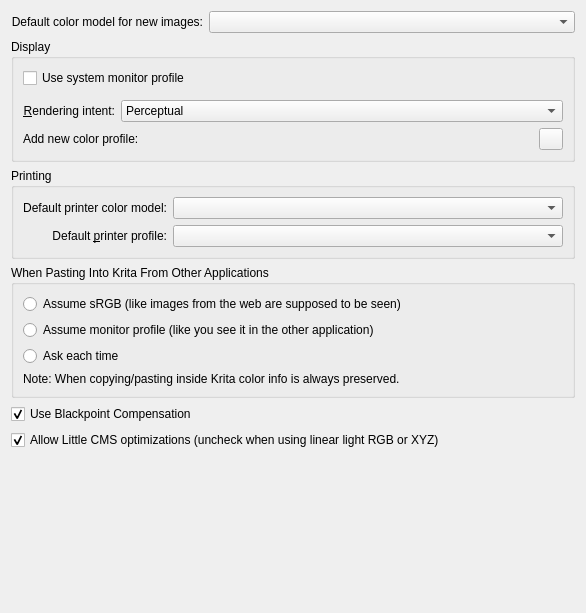
Above: libs/ui/forms/wdgcolorsettings.ui from KDE/krita before the change. Below: the same form after it.
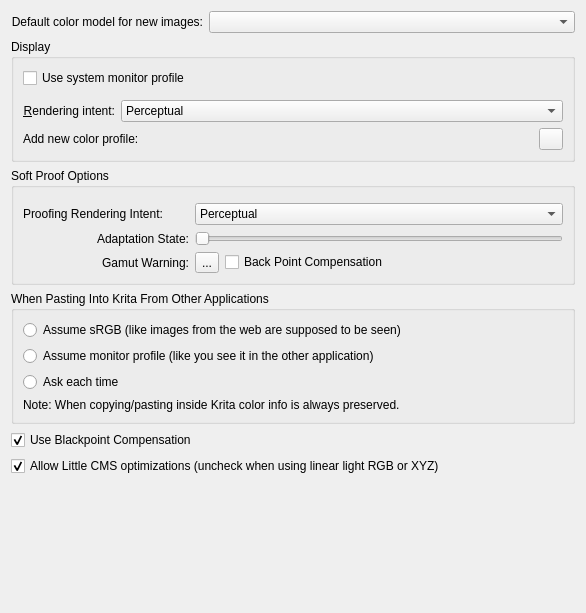
That is the form after the change. Custom widgets are drawn as their Qt base class.

The edit to the form file:
```diff
--- a/libs/ui/forms/wdgcolorsettings.ui
+++ b/libs/ui/forms/wdgcolorsettings.ui
@@ -159,51 +159,83 @@
       <bool>true</bool>
      </property>
      <property name="title">
-      <string>Printing</string>
+      <string>Soft Proof Options</string>
      </property>
-     <layout class="QVBoxLayout" name="verticalLayout">
-      <item>
-       <layout class="QGridLayout" name="gridLayout_2">
-        <item row="0" column="0">
-         <widget class="QLabel" name="lbldefaultprinterspace">
-          <property name="text">
-           <string>Default printer color model:</string>
-          </property>
-          <property name="alignment">
-           <set>Qt::AlignRight|Qt::AlignTrailing|Qt::AlignVCenter</set>
-          </property>
-         </widget>
+     <layout class="QGridLayout" name="gridLayout">
+      <item row="5" column="1">
+       <widget class="QToolButton" name="gamutAlarm">
+        <property name="text">
+         <string>...</string>
+        </property>
+       </widget>
+      </item>
+      <item row="3" column="0">
+       <widget class="QLabel" name="lblProofingIntent">
+        <property name="text">
+         <string>Proofing Rendering Intent:</string>
+        </property>
+       </widget>
+      </item>
+      <item row="0" column="0" colspan="4">
+       <widget class="KisColorSpaceSelector" name="proofingSpaceSelector" native="true"/>
+      </item>
+      <item row="5" column="2" colspan="2">
+       <widget class="QCheckBox" name="ckbProofBlackPoint">
+        <property name="text">
+         <string>Back Point Compensation</string>
+        </property>
+       </widget>
+      </item>
+      <item row="5" column="0">
+       <widget class="QLabel" name="lblGamutWarning">
+        <property name="text">
+         <string>Gamut Warning:</string>
+        </property>
+        <property name="alignment">
+         <set>Qt::AlignRight|Qt::AlignTrailing|Qt::AlignVCenter</set>
+        </property>
+       </widget>
+      </item>
+      <item row="3" column="1" colspan="3">
+       <widget class="QComboBox" name="cmbProofingIntent">
+        <item>
+         <property name="text">
+          <string>Perceptual</string>
+         </property>
         </item>
-        <item row="1" column="0">
-         <widget class="QLabel" name="textLabel4">
-          <property name="toolTip">
-           <string>The icm profile for your calibrated printer</string>
-          </property>
-          <property name="text">
-           <string>Default &amp;printer profile:</string>
-          </property>
-          <property name="alignment">
-           <set>Qt::AlignRight|Qt::AlignTrailing|Qt::AlignVCenter</set>
-          </property>
-          <property name="buddy">
-           <cstring>cmbPrintProfile</cstring>
-          </property>
-         </widget>
+        <item>
+         <property name="text">
+          <string>Relative Colorimetric</string>
+         </property>
         </item>
-        <item row="0" column="1">
-         <widget class="KisCmbIDList" name="cmbPrintingColorSpace">
-          <property name="sizePolicy">
-           <sizepolicy hsizetype="Expanding" vsizetype="Preferred">
-            <horstretch>0</horstretch>
-            <verstretch>0</verstretch>
-           </sizepolicy>
-          </property>
-         </widget>
+        <item>
+         <property name="text">
+          <string>Saturation</string>
+         </property>
         </item>
-        <item row="1" column="1">
-         <widget class="SqueezedComboBox" name="cmbPrintProfile"/>
+        <item>
+         <property name="text">
+          <string>Absolute Colorimetric</string>
+         </property>
         </item>
-       </layout>
+       </widget>
+      </item>
+      <item row="4" column="1" colspan="3">
+       <widget class="QSlider" name="sldAdaptationState">
+        <property name="orientation">
+         <enum>Qt::Horizontal</enum>
+        </property>
+       </widget>
+      </item>
+      <item row="4" column="0">
+       <widget class="QLabel" name="lblAdaptationState">
+        <property name="text">
+         <string>Adaptation State:</string>
+        </property>
+        <property name="alignment">
+         <set>Qt::AlignRight|Qt::AlignTrailing|Qt::AlignVCenter</set>
+        </property>
+       </widget>
       </item>
      </layout>
     </widget>
@@ -294,21 +326,27 @@
   </layout>
  </widget>
  <customwidgets>
+  <customwidget>
+   <class>KisColorSpaceSelector</class>
+   <extends>QWidget</extends>
+   <header>widgets/kis_color_space_selector.h</header>
+   <container>1</container>
+  </customwidget>
   <customwidget>
    <class>KComboBox</class>
    <extends>QComboBox</extends>
    <header>kcombobox.h</header>
   </customwidget>
-  <customwidget>
-   <class>SqueezedComboBox</class>
-   <extends>QComboBox</extends>
-   <header>widgets/squeezedcombobox.h</header>
-  </customwidget>
   <customwidget>
    <class>KisCmbIDList</class>
    <extends>QComboBox</extends>
    <header>widgets/kis_cmb_idlist.h</header>
   </customwidget>
+  <customwidget>
+   <class>SqueezedComboBox</class>
+   <extends>QComboBox</extends>
+   <header>widgets/squeezedcombobox.h</header>
+  </customwidget>
  </customwidgets>
  <resources/>
  <connections/>
```
Left out of the diff: 48 changed lines with no effect on the pictures.
